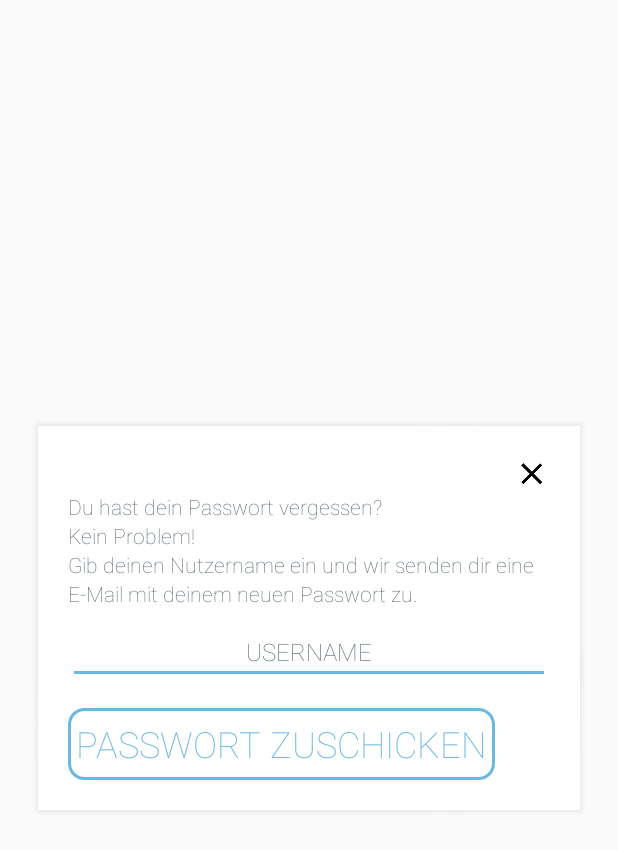
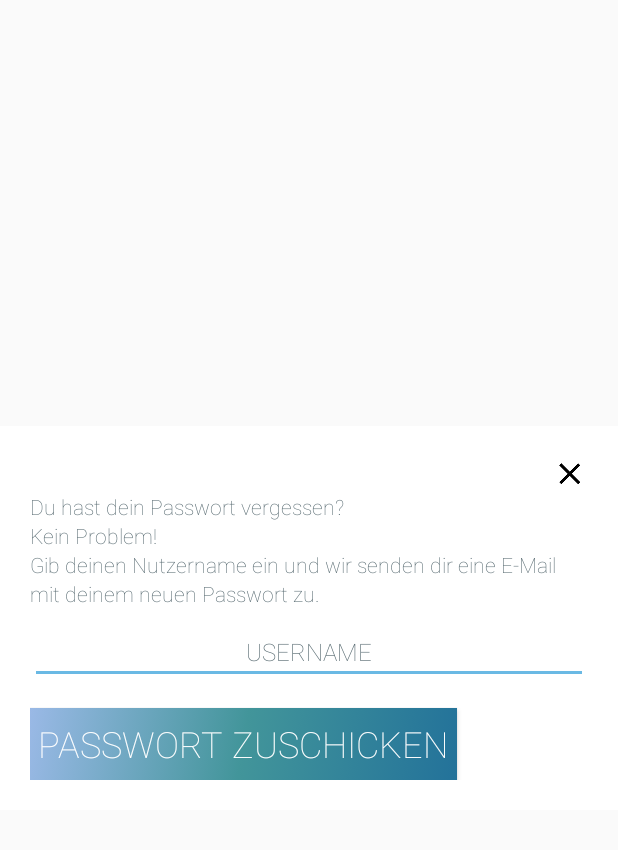
Before and after one commit to junglist219/skicompAndroid, an Android app: the layout dialog_forgot_password.xml on its own in the app's theme, with its tools: preview values and no code run, on a phone screen of 412 x 824 dp. Shown: the top 850 px of the screen. Run offline under Robolectric (Android 15) with nearby library versions, the phone set to English and light mode, and no system bars.

Commit message:
changed login button & optimized forgotPasswordDialog

```diff
--- a/app/src/main/res/layout/dialog_forgot_password.xml
+++ b/app/src/main/res/layout/dialog_forgot_password.xml
@@ -10,15 +10,14 @@
         android:id="@+id/rl_forgot_password"
         android:layout_width="match_parent"
         android:layout_height="match_parent"
-        android:padding="20dp"
-        android:background="@android:color/transparent"
+        android:background="@color/transparent"
         android:clickable="true">
 
         <RelativeLayout
             android:layout_width="wrap_content"
             android:layout_height="wrap_content"
-            android:layout_centerInParent="true"
-            android:background="@drawable/layer_shadow">
+            android:layout_centerInParent="true">
+            <!--android:background="@drawable/layer_shadow">-->
 
             <LinearLayout
                 android:layout_width="wrap_content"
--- a/app/src/main/res/layout/fragment_onboarding.xml
+++ b/app/src/main/res/layout/fragment_onboarding.xml
@@ -68,7 +68,7 @@
                 android:onClick="@{handler::onClickLogin}"/>
 
             <TextView
-                style="@style/DefaultText"
+                style="@style/DefaultText.DarkGray"
                 android:id="@+id/tv_onboarding_forgot_password"
                 android:layout_width="wrap_content"
                 android:layout_height="wrap_content"
--- a/app/src/main/res/values/colors.xml
+++ b/app/src/main/res/values/colors.xml
@@ -1,11 +1,14 @@
 <?xml version="1.0" encoding="utf-8"?>
 <resources>
     <color name="colorPrimary">#005662</color>
-    <color name="colorPrimaryDark">#005662</color>
+    <color name="colorPrimaryDark">#ff42959a</color>
     <color name="colorAccent">#6AB9E4</color>
 
     <color name="transparent">@android:color/transparent</color>
     <color name="transparent_25">#25000000</color>
+    <color name="transparent_50">#50000000</color>
+
+    <color name="white">@android:color/white</color>
 
     <color name="background_light_grey">#F1F1F4</color>
     <color name="background_white">#FFFFFF</color>
--- a/app/src/main/res/values/styles.xml
+++ b/app/src/main/res/values/styles.xml
@@ -39,10 +39,15 @@
 
     <style name="DefaultButton">
         <item name="android:fontFamily">sans-serif-thin</item>
-        <item name="android:textColor">@color/colorAccent</item>
+        <item name="android:textColor">@color/white</item>
         <item name="android:textSize">24sp</item>
-        <item name="android:background">@drawable/bt_background</item>
+        <item name="android:background">@drawable/background_gradient</item>
         <item name="android:padding">5dp</item>
     </style>
 
+    <style name="dialog_animation_slide">
+        <item name="android:windowEnterAnimation">@anim/slide_from_bottom</item>
+        <item name="android:windowExitAnimation">@anim/slide_to_bottom</item>
+    </style>
+
 </resources>
```
Also changed, not shown: app/src/main/java/de/skicomp/dialogs/ForgotPasswordDialog.java (+12 -6 lines), app/src/main/java/de/skicomp/fragments/onboarding/OnboardingFragment.java (+1 -8 lines), 1 other file.
